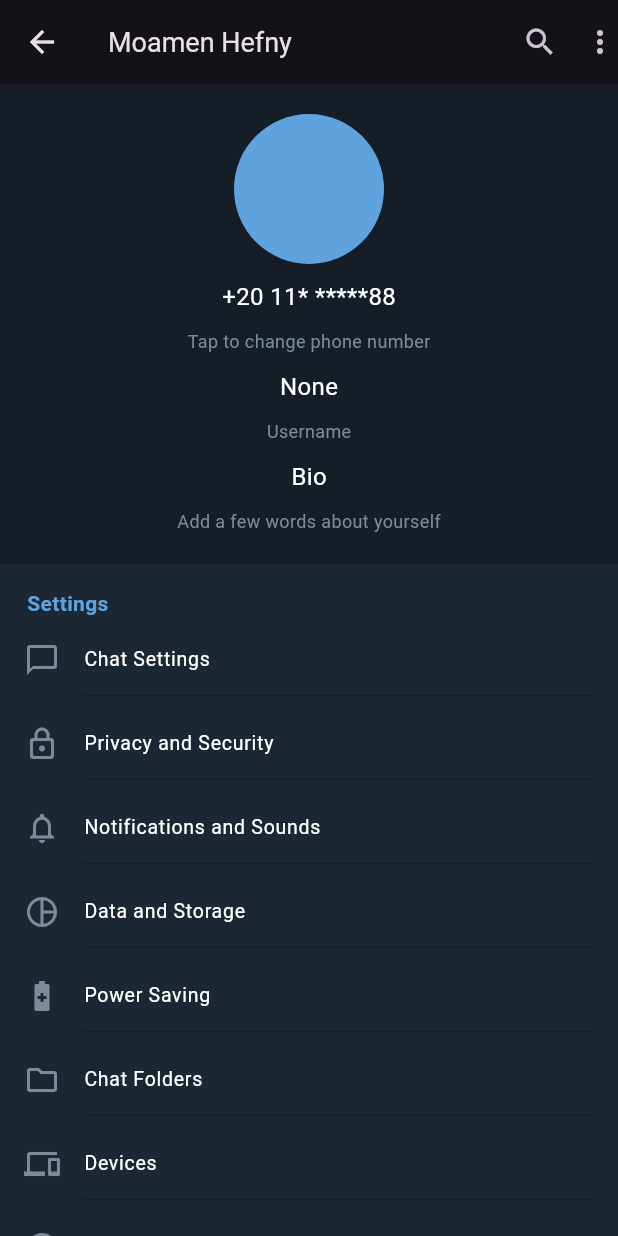
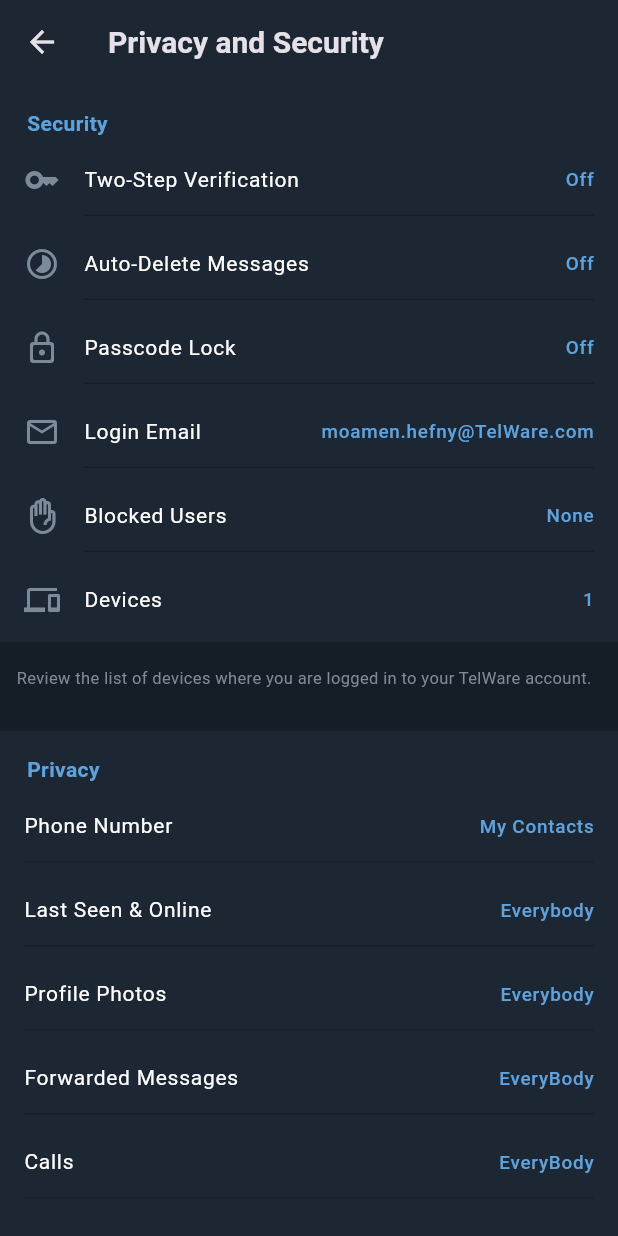
Before and after one commit to TelwareSW/telware_cross_platform, a Flutter app: the screen it shows after launch, after a tap on "Privacy and Security", on a phone screen of 412 x 824 dp. Run offline on Flutter 3.47's test engine with Material 3 defaults, Android fonts, the phone set to English and light mode, and no system bars; our stand-ins replace flutter_riverpod.

Commit message:
feat(user): Add profile info and privacy screens.

```diff
--- a/lib/core/theme/auth_theme.dart
+++ b/lib/core/theme/auth_theme.dart
@@ -4,6 +4,7 @@
 
 final authTheme = ThemeData.dark().copyWith(
   scaffoldBackgroundColor: Palette.background,
+  appBarTheme: const AppBarTheme(color: Palette.secondary, elevation: 0),
   iconTheme: const IconThemeData(color: Palette.icons),
   listTileTheme: const ListTileThemeData(
     textColor: Palette.primaryText,
--- /dev/null
+++ b/lib/features/auth/view/screens/privacy_and_security_screen.dart
@@ -0,0 +1,85 @@
+import 'package:flutter/material.dart';
+import 'package:telware_cross_platform/features/auth/view/widget/profile_section.dart';
+import 'package:telware_cross_platform/features/auth/view/widget/settings_section.dart';
+import 'package:telware_cross_platform/features/auth/view/widget/toolbar_widget.dart';
+
+class PrivacySettingsScreen extends StatefulWidget {
+  static const String route = '/privacy';
+
+  const PrivacySettingsScreen({super.key});
+
+  @override
+  State<PrivacySettingsScreen> createState() => _PrivacySettingsScreen();
+}
+
+class _PrivacySettingsScreen extends State<PrivacySettingsScreen> {
+  static const List<Map<String, dynamic>> profileSections = [
+    {"title": "Security", "options": [
+      {"icon": Icons.key_outlined, "text": 'Two-Step Verification', "trailing": "Off"},
+      {"icon": Icons.timelapse, "text": 'Auto-Delete Messages', "trailing": "Off"},
+      {"icon": Icons.lock_outline_rounded, "text": 'Passcode Lock', "trailing": "Off"},
+      {"icon": Icons.email_outlined, "text": 'Login Email', "trailing": "moamen.hefny@TelWare.com"},
+      {"icon": Icons.front_hand_outlined, "text": 'Blocked Users', "trailing": "None"},
+      {"icon": Icons.devices, "text": 'Devices', "trailing": "1"},
+    ], "trailing": "Review the list of devices where you are logged in to your TelWare account."},
+    {"title": "Privacy", "options": [
+      {"text": 'Phone Number', "trailing": "My Contacts"},
+      {"text": 'Last Seen & Online', "trailing": "Everybody"},
+      {"text": 'Profile Photos', "trailing": "Everybody"},
+      {"text": 'Forwarded Messages', "trailing": "EveryBody"},
+      {"text": 'Calls', "trailing": "EveryBody"},
+      {"text": 'Voice Messages', "trailing": "EveryBody"},
+      {"text": 'Messages', "trailing": "EveryBody"},
+      {"text": 'Date of Birth', "trailing": "My Contacts"},
+      {"text": 'Invites', "trailing": "Everybody"},
+    ], "trailing": "You can restrict which users are allowed to add you to groups and channels."},
+    {"title": "Delete my account", "options": [
+      {"text": 'If away for', "trailing": "18 months"},
+    ], "trailing": "If you do not come online at least once within this period,"
+        " your account will be deleted along with all messages and contacts."},
+    {"title": "Bots and websites", "options": [
+      {"text": 'Clear Payment and Shipping Info'},
+    ]},
+    {"title": "Contacts", "options": [
+      {"text": 'Delete Synced Contacts'},
+      {"text": 'Sync Contacts'},
+      {"text": 'Suggest Frequent Contacts'},
+    ], "trailing": "Display people you message frequently at the top of the "
+        "search section for quick access."},
+    {"title": "Secret Chats", "options": [
+      {"text": 'Map Preview Provider', "trailing": "No Previews"},
+      {"text": 'Link Previews'},
+    ], "trailing": "Link previews will be generated on TelWare servers. We "
+        "do not store any data about the links you send."}
+  ];
+
+  @override
+  Widget build(BuildContext context) {
+    return Scaffold(
+      appBar: const ToolbarWidget(
+        title: "Privacy and Security",
+      ),
+      body: SingleChildScrollView(
+          child: Column(
+            children: [
+              ...List.generate(
+                  profileSections.length,
+                      (index) {
+                    final section = profileSections[index];
+                    final title = section["title"] ?? "";
+                    final options = section["options"];
+                    final trailing = section["trailing"] ?? "";
+                    return  Column(
+                      children: [
+                        SettingsSection(title: title, settingsOptions: options, trailing: trailing,),
+                        const SizedBox(height: 20),
+                      ],
+                    );
+                  }
+              ),
+            ],
+          )
+      ),
+    );
+  }
+}
--- /dev/null
+++ b/lib/features/auth/view/screens/profile_info_screen.dart
@@ -0,0 +1,76 @@
+import 'package:flutter/material.dart';
+import 'package:telware_cross_platform/core/theme/palette.dart';
+import 'package:telware_cross_platform/features/auth/view/widget/settings_input_widget.dart';
+import 'package:telware_cross_platform/features/auth/view/widget/settings_section.dart';
+import 'package:telware_cross_platform/features/auth/view/widget/toolbar_widget.dart';
+
+class ProfileInfoScreen extends StatefulWidget {
+  static const String route = '/bio';
+
+  const ProfileInfoScreen({super.key});
+
+  @override
+  State<ProfileInfoScreen> createState() => _ProfileInfoScreen();
+}
+
+class _ProfileInfoScreen extends State<ProfileInfoScreen> {
+  static const user = {
+    "firstName": "Moamen",
+    "lastName": "Hefny"
+  };
+  final TextEditingController _firstNameController = TextEditingController(text: user["firstName"]);
+  final TextEditingController _secondNameController = TextEditingController(text: user["lastName"]);
+  final TextEditingController _bioController = TextEditingController();
+
+
+  static List<Map<String, dynamic>> profileSections = [
+    const {"title": "Your channel", "options": [
+      {"text": 'Personal channel', "trailing": "Add"},
+    ]},
+    const {"title": "Your bio", "options": [
+      {"placeholder": 'Write about yourself...', "lettersCap": 70, "type": "input"},
+    ], "trailing": "You can add a few lines about yourself. "
+        "Choose who can see your bio in Settings."},
+    const {"title": "Your birthday", "options": [
+      {"text": 'Date of Birth', "trailing": "Add"},
+    ], "trailing": "Only your contacts can see your birthday.\nChange>"}
+  ];
+
+  @override
+  Widget build(BuildContext context) {
+    return Scaffold(
+      appBar: const ToolbarWidget(
+        title: "Profile Info",
+      ),
+      body: SingleChildScrollView(
+          child: Column(
+            children: [
+              SettingsSection(title: "Your Name",
+                settingsOptions: [],
+                actions: [
+                  SettingsInputWidget(controller:_firstNameController),
+                  SettingsInputWidget(controller:_secondNameController),
+                ],),
+              const SizedBox(height: 20),
+              const SettingsSection(title: "Your channel",
+                settingsOptions: [{"text": "Personal channel", "trailing": "Add"}],
+              ),
+              const SizedBox(height: 20),
+              SettingsSection(title: "Your bio",
+                settingsOptions: const [],
+                actions: [
+                  SettingsInputWidget(controller:_bioController,
+                      placeholder: "Write about yourself...", lettersCap: 70,)
+                ],
+                trailing: "You can add a few lines about yourself. Choose who can "
+                    "see your bio in Settings",),
+              const SizedBox(height: 20),
+              const SettingsSection(title: "Your birthday",
+                settingsOptions: [{"text": "Date of birth", "trailing": "Add"}],
+                trailing: "Only your contacts can see your birthday. Change>",),
+            ],
+          )
+      ),
+    );
+  }
+}
--- a/lib/features/auth/view/screens/user_profile_screen.dart
+++ b/lib/features/auth/view/screens/user_profile_screen.dart
@@ -1,79 +1,50 @@
 import 'package:flutter/material.dart';
-import 'package:flutter_riverpod/flutter_riverpod.dart';
-import 'package:telware_cross_platform/core/theme/palette.dart';
 import 'package:telware_cross_platform/features/auth/view/widget/profile_section.dart';
 import 'package:telware_cross_platform/features/auth/view/widget/settings_section.dart';
 
-class UserProfileScreen extends ConsumerStatefulWidget {
+class UserProfileScreen extends StatefulWidget {
   static const String route = '/profile';
 
   const UserProfileScreen({super.key});
 
   @override
-  ConsumerState<UserProfileScreen> createState() => _UserProfileScreenState();
+  State<UserProfileScreen> createState() => _UserProfileScreenState();
 }
 
-class _UserProfileScreenState extends ConsumerState<UserProfileScreen> {
+class _UserProfileScreenState extends State<UserProfileScreen> {
   static const String fullName = "Moamen Hefny";
-  static const List<Map<String, dynamic>> profileSections = [
-    {"title": "Settings", "options": [
-      {"icon": Icons.chat_bubble_outline, "text": 'Chat Settings'},
-      {"icon": Icons.lock_outline_rounded, "text": 'Privacy and Security'},
-      {"icon": Icons.notifications_none, "text": 'Notifications and Sounds'},
-      {"icon": Icons.pie_chart_outline, "text": 'Data and Storage'},
-      {"icon": Icons.battery_saver_outlined, "text": 'Power Saving'},
-      {"icon": Icons.folder_outlined, "text": 'Chat Folders'},
-      {"icon": Icons.devices, "text": 'Devices'},
-      {"icon": Icons.language_rounded, "text": 'Language', "trailing": 'English'},
+  static var user = {
+    "phoneNumber": "+20 110 5035588",
+    "username": "Moamen",
+  };
+
+  static List<Map<String, dynamic>> profileSections = [
+    {"title": "Account", "options": [
+      {"text": user["phoneNumber"], "subtext": "Tap to change phone number"},
+      {"text": user["username"], "subtext": "Username"},
+      {"text": "Bio", "subtext": "Add a few words about yourself", "routes": "/bio"}
     ]},
-    {"options": [
+    const {"title": "Settings", "options": [
+      {"icon": Icons.chat_bubble_outline, "text": 'Chat Settings', "route": '/chat-settings'},
+      {"icon": Icons.lock_outline_rounded, "text": 'Privacy and Security', "routes": '/privacy'},
+      {"icon": Icons.notifications_none, "text": 'Notifications and Sounds', "routes": '/notifications'},
+      {"icon": Icons.pie_chart_outline, "text": 'Data and Storage', "routes": '/data-storage'},
+      {"icon": Icons.battery_saver_outlined, "text": 'Power Saving', "routes": '/power-saving'},
+      {"icon": Icons.folder_outlined, "text": 'Chat Folders', "routes": '/chat-folders'},
+      {"icon": Icons.devices, "text": 'Devices', "routes": '/devices'},
+      {"icon": Icons.language_rounded, "text": 'Language', "trailing": 'English', "routes": '/language'},
+    ]},
+    const {"options": [
       {"icon": Icons.star_border_purple500_rounded, "text": 'TelWare Premium'},
       {"icon": Icons.star_border_rounded, "text": 'My Stars'},
       {"icon": Icons.storefront, "text": 'TelWare Business'},
       {"icon": Icons.card_giftcard, "text": 'Send a Gift'},
     ]},
-    {"title": "Help", "options": [
+    const {"title": "Help", "options": [
       {"icon": Icons.chat, "text": 'Ask a Question'},
       {"icon": Icons.question_mark, "text": 'TelWare FAQ'},
       {"icon": Icons.verified_user_outlined, "text": 'Privacy Policy'},
-    ], "trailing": "TalWare for Android v11.2.0 (5299) store bundled arm64-v8a"},
-    {"title": "Security", "options": [
-      {"icon": Icons.key_outlined, "text": 'Two-Step Verification', "trailing": "Off"},
-      {"icon": Icons.timelapse, "text": 'Auto-Delete Messages', "trailing": "Off"},
-      {"icon": Icons.lock_outline_rounded, "text": 'Passcode Lock', "trailing": "Off"},
-      {"icon": Icons.email_outlined, "text": 'Login Email', "trailing": "moamen.hefny@TelWare.com"},
-      {"icon": Icons.front_hand_outlined, "text": 'Blocked Users', "trailing": "None"},
-      {"icon": Icons.devices, "text": 'Devices', "trailing": "1"},
-    ], "trailing": "Review the list of devices where you are logged in to your TelWare account."},
-    {"title": "Privacy", "options": [
-      {"text": 'Phone Number', "trailing": "My Contacts"},
-      {"text": 'Last Seen & Online', "trailing": "Everybody"},
-      {"text": 'Profile Photos', "trailing": "Everybody"},
-      {"text": 'Forwarded Messages', "trailing": "EveryBody"},
-      {"text": 'Calls', "trailing": "EveryBody"},
-      {"text": 'Voice Messages', "trailing": "EveryBody"},
-      {"text": 'Messages', "trailing": "EveryBody"},
-      {"text": 'Date of Birth', "trailing": "My Contacts"},
-      {"text": 'Invites', "trailing": "Everybody"},
-    ], "trailing": "You can restrict which users are allowed to add you to groups and channels."},
-    {"title": "Delete my account", "options": [
-      {"text": 'If away for', "trailing": "18 months"},
-    ], "trailing": "If you do not come online at least once within this period,"
-        " your account will be deleted along with all messages and contacts."},
-    {"title": "Bots and websites", "options": [
-      {"text": 'Clear Payment and Shipping Info'},
-    ]},
-    {"title": "Contacts", "options": [
-      {"text": 'Delete Synced Contacts'},
-      {"text": 'Sync Contacts'},
-      {"text": 'Suggest Frequent Contacts'},
-    ], "trailing": "Display people you message frequently at the top of the "
-        "search section for quick access."},
-    {"title": "Secret Chats", "options": [
-      {"text": 'Map Preview Provider', "trailing": "No Previews"},
-      {"text": 'Link Previews'},
-    ], "trailing": "Link previews will be generated on TelWare servers. We "
-        "do not store any data about the links you send."}
+    ], "trailing": "TalWare for Android v11.2.0 (5299) store bundled arm64-v8a"}
   ];
 
   @override
--- a/lib/features/auth/view/widget/profile_section.dart
+++ b/lib/features/auth/view/widget/profile_section.dart
@@ -16,18 +16,6 @@
           radius: 50,
           backgroundColor: Palette.primary,
         ),
-        InfoTextWidget(
-          text: phoneNumber,
-          subText: 'Tap to change phone number',
-        ),
-        InfoTextWidget(
-          text: username,
-          subText: 'Username',
-        ),
-        InfoTextWidget(
-          text: bio,
-          subText: 'Add a few words about yourself',
-        ),
       ],
     );
   }
--- a/lib/features/auth/view/widget/settings_option_widget.dart
+++ b/lib/features/auth/view/widget/settings_option_widget.dart
@@ -4,23 +4,27 @@
 class SettingsOptionWidget extends StatelessWidget {
   final IconData? icon;
   final String text;
+  final String subtext;
   final String trailing;
   final double fontSize;
   final Color iconColor;
   final Color color;
   final Color trailingColor;
   final bool showDivider;
+  final VoidCallback? onTap;
 
   const SettingsOptionWidget({
     super.key,
     required this.icon,
     required this.text,
-    this.fontSize = 16,
+    this.subtext = "",
+    this.fontSize = 14,
     this.iconColor = Palette.accentText,
     this.color = Palette.primaryText,
     this.trailing = "",
     this.trailingColor = Palette.primary,
     this.showDivider = true,
+    this.onTap,
   });
 
   @override
@@ -37,14 +41,20 @@
             child: Column(
               children: [
                 ListTile(
-                  title: Text(
-                    text,
-                    style: TextStyle(color: color),
+                  title: Column(
+                      crossAxisAlignment: CrossAxisAlignment.start,
+                    children: [
+                      Text(text, style: TextStyle(color: color, fontSize: fontSize),),
+                      if (subtext != "") ...[
+                        const SizedBox(height: 5,),
+                        Text(subtext, style: TextStyle(color: Palette.accentText, fontSize: fontSize*0.8))
+                      ]
+                    ]
                   ),
                   trailing: trailing != ""
-                      ? Text(trailing, style: TextStyle(fontSize: 12, color: trailingColor))
+                      ? Text(trailing, style: TextStyle(fontSize: fontSize*0.9, color: trailingColor))
                       : null,
-                  onTap: () {},
+                  onTap: onTap,
                 ),
                 if (showDivider)
                   const Divider(
--- a/lib/features/auth/view/widget/settings_section.dart
+++ b/lib/features/auth/view/widget/settings_section.dart
@@ -1,20 +1,28 @@
 import 'package:flutter/material.dart';
+import 'package:flutter_riverpod/flutter_riverpod.dart';
 import 'package:telware_cross_platform/core/theme/palette.dart';
 import 'package:telware_cross_platform/features/auth/view/widget/section_title_widget.dart';
+import 'package:telware_cross_platform/features/auth/view/widget/settings_input_widget.dart';
 import 'package:telware_cross_platform/features/auth/view/widget/settings_option_widget.dart';
 
 class SettingsSection extends StatelessWidget {
   final String title;
   final List<Map<String, dynamic>> settingsOptions;
   final String trailing;
+  final List<Widget>? actions;
+
 
   const SettingsSection({
     super.key,
     this.title = "",
     required this.settingsOptions,
     this.trailing = "",
+    this.actions
   });
 
+  void _navigateTo(BuildContext context, String route) {
+    Navigator.pushNamed(context, route);
+  }
 
   @override
   Widget build(BuildContext context) {
@@ -26,15 +34,30 @@
                 children: [
                   if (title != "")
                     SectionTitleWidget(title: title),
+                    Consumer(
+                      builder: (context, ref, _) {
+                        return Column(
+                          children: [
                             ...List.generate(
                             settingsOptions.length,
                                 (index) {
                               final option = settingsOptions[index];
+                              final type = option["type"] ?? "";
+                              final route = option["routes"] ?? "";
+                              final onTap = route != "" ? () => _navigateTo(context, route) :
+                              null;
                               return SettingsOptionWidget(
                                 icon: option["icon"],
                                 text: option["text"],
+                                subtext: option["subtext"] ?? "",
                                 trailing: option["trailing"] ?? "",
                                 showDivider: index != settingsOptions.length - 1,
+                                onTap: onTap,
+                              );
+                            },
+                          ),
+                          ...?actions,
+                        ]
                         );
                       },
                     ),
--- /dev/null
+++ b/lib/features/auth/view/widget/toolbar_widget.dart
@@ -0,0 +1,40 @@
+import 'package:flutter/material.dart';
+
+class ToolbarWidget extends StatelessWidget implements PreferredSizeWidget {
+  final String title;
+  final bool showBackButton;
+  final List<Widget>? actions;
+
+  const ToolbarWidget({
+    super.key,
+    required this.title,
+    this.showBackButton = true,
+    this.actions,
+  });
+
+  // Defines the size of the AppBar
+  @override
+  Size get preferredSize => const Size.fromHeight(kToolbarHeight);
+
+  @override
+  Widget build(BuildContext context) {
+    return AppBar(
+      leading: showBackButton
+          ? IconButton(
+            icon: const Icon(Icons.arrow_back),
+            onPressed: () {
+              Navigator.pop(context); // Navigate back when pressed
+            },
+          )
+          : null, // If no back button needed, set leading to null
+      title: Text(
+        title,
+        style: const TextStyle(
+          fontWeight: FontWeight.bold,
+          fontSize: 20,
+        ),
+      ),
+      actions: actions,
+    );
+  }
+}
--- a/lib/main.dart
+++ b/lib/main.dart
@@ -1,5 +1,7 @@
 import 'package:flutter/material.dart';
+import 'package:telware_cross_platform/features/auth/view/screens/privacy_and_security_screen.dart';
 import 'core/theme/auth_theme.dart';
+import 'features/auth/view/screens/profile_info_screen.dart';
 import 'features/auth/view/screens/user_profile_screen.dart';
 
 void main() {
@@ -16,6 +18,8 @@
       theme: authTheme,
       routes: {
         UserProfileScreen.route: (context) => const UserProfileScreen(),
+        "/bio": (context) => const ProfileInfoScreen(),
+        "/privacy": (context) => const PrivacySettingsScreen(),
       },
       initialRoute: UserProfileScreen.route,
     );
--- a/pubspec.yaml
+++ b/pubspec.yaml
@@ -41,6 +41,7 @@
   hive_flutter: ^1.1.0
   dio: ^5.7.0
   fpdart: ^1.1.0
+  connectivity_plus: ^6.1.0
 
 dev_dependencies:
   flutter_test:
```
Also changed, not shown: lib/features/auth/view/widget/settings_input_widget.dart (added, +92 -0 lines), 3 other files. Lines whose indentation alone changed are shown as unchanged.
